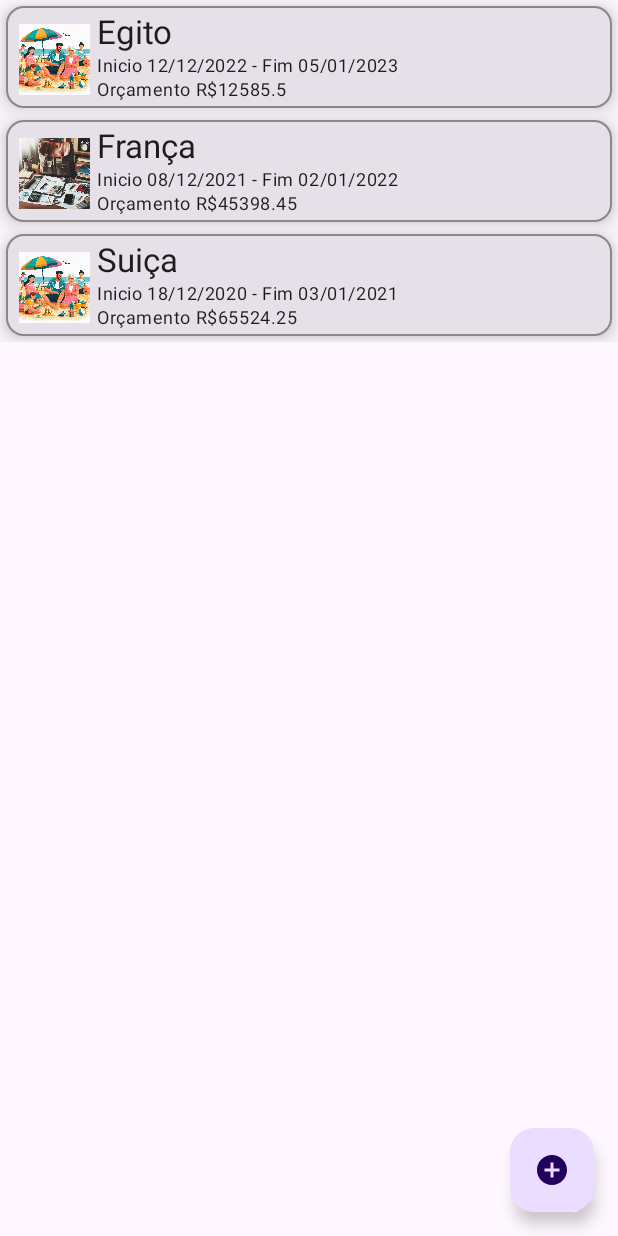
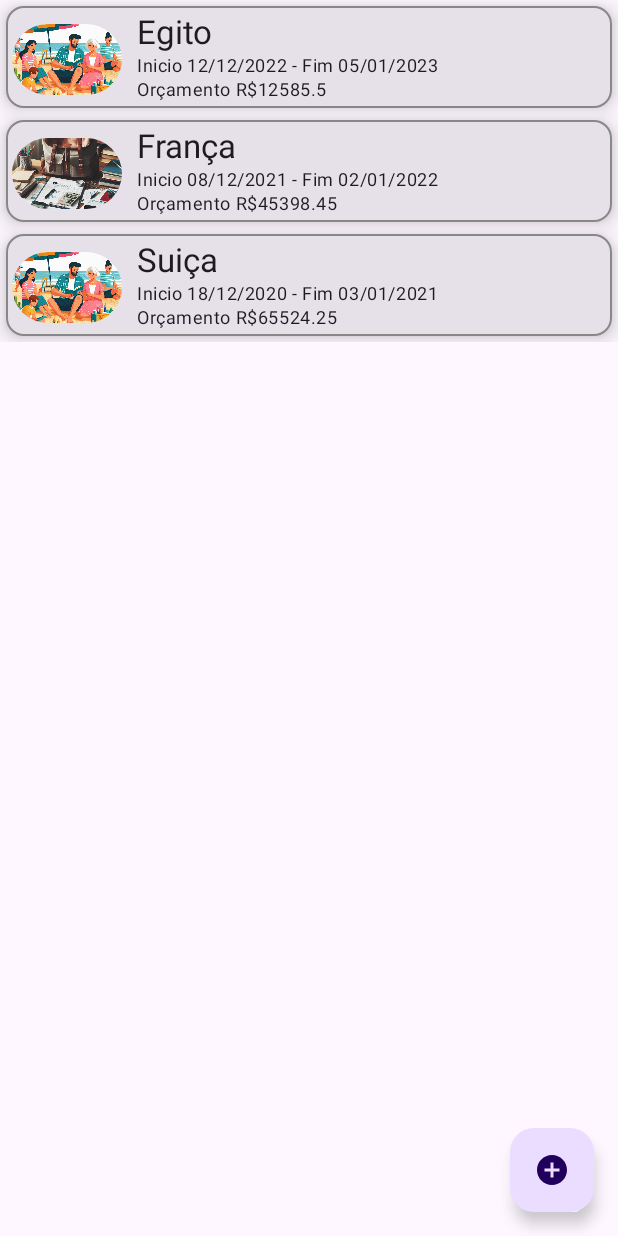
Before and after one commit to ArthurKJun/AppLoginBoaViagem, an Android app built with Jetpack Compose: the @Preview function PreviewDestinos, on a phone screen of 412 x 824 dp. Run offline under Robolectric (Android 15) with nearby library versions, the phone set to English and light mode, and no system bars.

Commit message:
imagens arredondadas e alinhadas

```diff
--- a/app/src/main/java/com/senac/boasviagens/screens/Destinos.kt
+++ b/app/src/main/java/com/senac/boasviagens/screens/Destinos.kt
@@ -11,6 +11,7 @@ import androidx.compose.foundation.layout.padding
 import androidx.compose.foundation.layout.size
 import androidx.compose.foundation.lazy.LazyColumn
 import androidx.compose.foundation.lazy.items
+import androidx.compose.foundation.shape.CircleShape
 import androidx.compose.material.icons.Icons
 import androidx.compose.material.icons.filled.AddCircle
 import androidx.compose.material3.Card
@@ -22,7 +23,9 @@ import androidx.compose.material3.Scaffold
 import androidx.compose.material3.Text
 import androidx.compose.runtime.Composable
 import androidx.compose.ui.Modifier
+import androidx.compose.ui.draw.clip
 import androidx.compose.ui.graphics.Color
+import androidx.compose.ui.layout.ContentScale
 import androidx.compose.ui.platform.LocalContext
 import androidx.compose.ui.res.painterResource
 import androidx.compose.ui.tooling.preview.Preview
@@ -129,19 +132,23 @@ fun DestinoCard(p: Destino) {
                     Image(
                         painter = painterResource(id = R.drawable.lazer),
                         contentDescription = "",
+                        contentScale = ContentScale.Crop,
                         modifier = Modifier
                             .size(55.dp)
-                            .weight(0.5f)
-                            .padding(top = 8.dp)
+                            .weight(0.8f)
+                            .padding(top = 8.dp, end = 10.dp)
+                            .clip(CircleShape)
                     )
                 } else {
                     Image(
                         painter = painterResource(id = R.drawable.trabalho),
                         contentDescription = "",
+                        contentScale = ContentScale.Crop,
                         modifier = Modifier
                             .size(55.dp)
-                            .weight(0.5f)
-                            .padding(top = 8.dp)
+                            .weight(0.8f)
+                            .padding(top = 8.dp, end = 10.dp)
+                            .clip(CircleShape)
                     )
                 }
 
--- a/app/src/main/java/com/senac/boasviagens/screens/Viagens.kt
+++ b/app/src/main/java/com/senac/boasviagens/screens/Viagens.kt
@@ -57,8 +57,6 @@ fun Viagens(onBack: ()->Unit) {
         }
 
         val datePickerStateFinal = rememberDatePickerState()
-
-
 
         Column(
             modifier = Modifier
```
